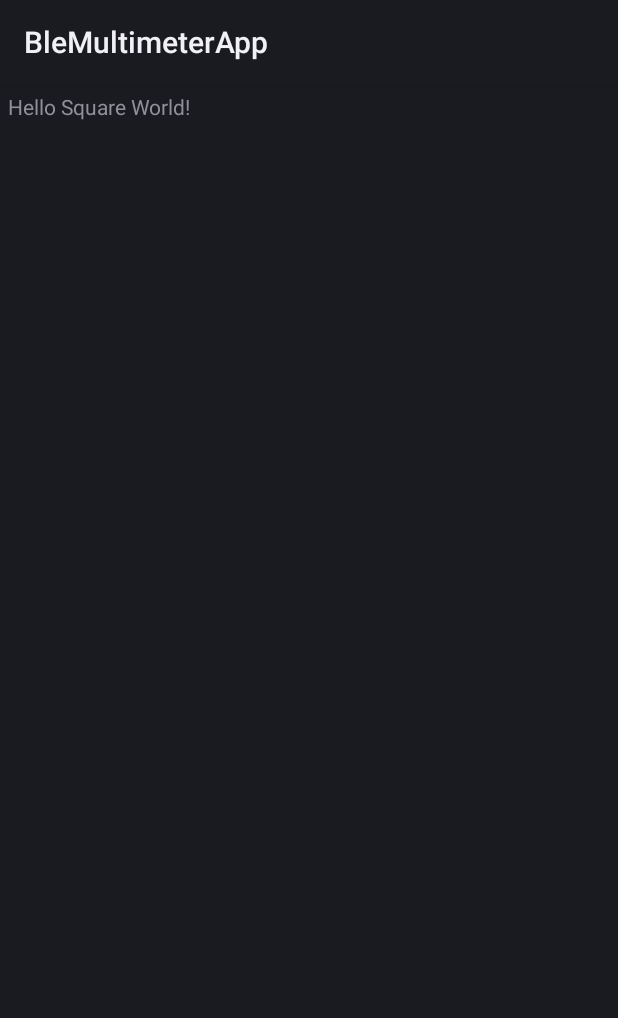
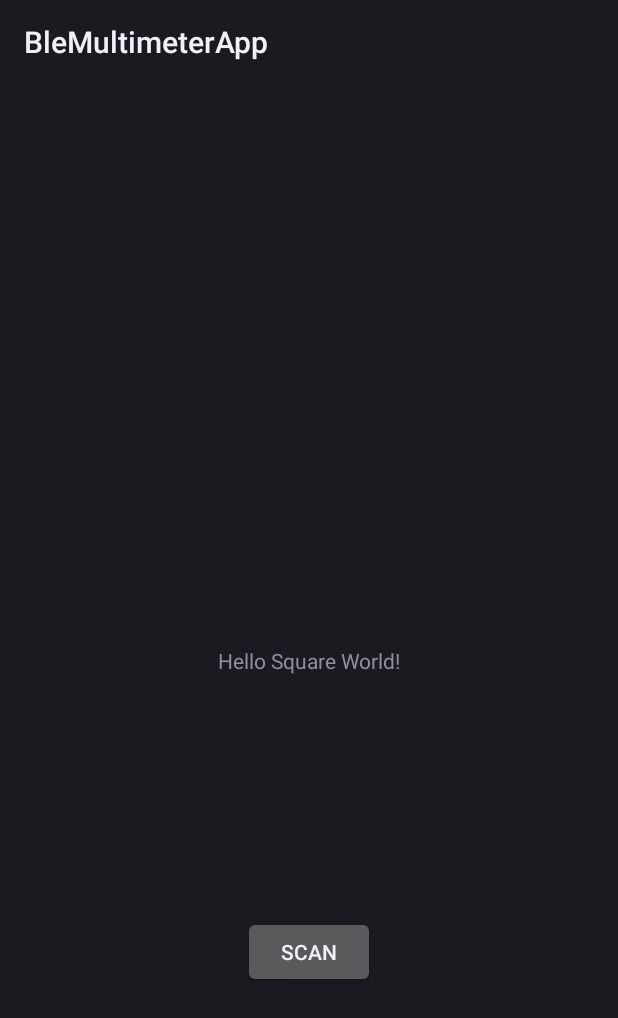
Before and after one commit to ducky64/BleMultimeterApp, an Android app: the screen it shows after launch (MainActivity), on a phone screen of 412 x 824 dp. Shown: the top 1018 px of the screen. Run offline under Robolectric (Android 15) with nearby library versions, the phone set to English and light mode, and no system bars; plain views replace BoxInsetLayout.

Commit message:
BLE skeleton

```diff
--- a/app/src/main/java/com/example/blemultimeterapp/MainActivity.java
+++ b/app/src/main/java/com/example/blemultimeterapp/MainActivity.java
@@ -1,15 +1,36 @@
 package com.example.blemultimeterapp;
 
+import android.Manifest;
 import android.app.Activity;
+import android.bluetooth.BluetoothAdapter;
+import android.bluetooth.BluetoothManager;
+import android.content.Context;
+import android.content.Intent;
+import android.content.pm.PackageManager;
+import android.os.Build;
 import android.os.Bundle;
+import android.view.View;
+import android.widget.Button;
 import android.widget.TextView;
+import android.widget.Toast;
+
+import androidx.annotation.RequiresApi;
+import androidx.core.app.ActivityCompat;
 
 import com.example.blemultimeterapp.databinding.ActivityMainBinding;
+import com.google.android.material.snackbar.Snackbar;
 
+// from this tutorial: https://punchthrough.com/android-ble-guide/
 public class MainActivity extends Activity {
 
     private TextView mTextView;
+    private Button mScanButton;
     private ActivityMainBinding binding;
+
+    private final static int kEnableBluetoothRequestCode = 1;
+    private final static int kPermissionBluetoothRequestCode = 2;
+    private final static int kPermissionLocationRequestCode = 3;
+    private BluetoothAdapter bluetoothAdapter = null;
 
     @Override
     protected void onCreate(Bundle savedInstanceState) {
@@ -19,5 +40,59 @@ public class MainActivity extends Activity {
         setContentView(binding.getRoot());
 
         mTextView = binding.text;
+        mScanButton = binding.scanButton;
+        mScanButton.setOnClickListener(view -> startBleScan());
+    }
+
+    @Override
+    protected void onResume() {
+        super.onResume();
+        if (bluetoothAdapter == null) {
+            bluetoothAdapter = ((BluetoothManager) getSystemService(Context.BLUETOOTH_SERVICE)).getAdapter();
+        }
+        startup();
+    }
+
+    protected void startup() {
+        if (!bluetoothAdapter.isEnabled()) {
+            Intent enableBtIntent = new Intent((BluetoothAdapter.ACTION_REQUEST_ENABLE));
+            if (Build.VERSION.SDK_INT >= Build.VERSION_CODES.S &&
+                    ActivityCompat.checkSelfPermission(this, Manifest.permission.BLUETOOTH_CONNECT) != PackageManager.PERMISSION_GRANTED) {
+                Toast.makeText(this.getApplicationContext(), "Bluetooth permissions required", Toast.LENGTH_SHORT)
+                        .show();
+                ActivityCompat.requestPermissions(this, new String[]{Manifest.permission.BLUETOOTH_CONNECT}, kPermissionBluetoothRequestCode);
+                return;
+            }
+            startActivityForResult(enableBtIntent, kEnableBluetoothRequestCode);
+        }
+    }
+
+    @Override
+    public void onRequestPermissionsResult(int requestCode, String[] permissions, int[] grantResults) {
+        super.onRequestPermissionsResult(requestCode, permissions, grantResults);
+        if (requestCode == kPermissionBluetoothRequestCode) {
+            startup();
+        }
+    }
+
+    @Override
+    protected void onActivityResult(int requestCode, int resultCode, Intent data) {
+        super.onActivityResult(requestCode, resultCode, data);
+        if (requestCode == kEnableBluetoothRequestCode) {
+            startup();
+        } else if (requestCode == kPermissionLocationRequestCode) {
+            startBleScan();
+        }
+    }
+
+    protected void startBleScan() {
+        if (ActivityCompat.checkSelfPermission(this, Manifest.permission.ACCESS_FINE_LOCATION) != PackageManager.PERMISSION_GRANTED) {
+            Toast.makeText(this.getApplicationContext(), "Location permission required for BLE scan", Toast.LENGTH_SHORT)
+                    .show();
+            ActivityCompat.requestPermissions(this, new String[]{Manifest.permission.ACCESS_FINE_LOCATION}, kPermissionLocationRequestCode);
+            return;
+        }
+        Toast.makeText(this.getApplicationContext(), "Starting BLE Scan", Toast.LENGTH_SHORT)
+                .show();
     }
 }
--- a/app/src/main/res/layout/activity_main.xml
+++ b/app/src/main/res/layout/activity_main.xml
@@ -8,17 +8,39 @@
     tools:context=".MainActivity"
     tools:deviceIds="wear">
 
-    <FrameLayout
+    <androidx.constraintlayout.widget.ConstraintLayout
+        android:id="@+id/frameLayout"
         android:layout_width="match_parent"
         android:layout_height="match_parent"
         android:padding="@dimen/inner_frame_layout_padding"
-        app:layout_boxedEdges="all">
+        app:layout_boxedEdges="all"
+        tools:layout_editor_absoluteX="33dp"
+        tools:layout_editor_absoluteY="33dp">
+
+        <Button
+            android:id="@+id/scanButton"
+            android:layout_width="wrap_content"
+            android:layout_height="wrap_content"
+            android:text="Scan"
+            app:layout_constraintBottom_toBottomOf="parent"
+            app:layout_constraintEnd_toEndOf="parent"
+            app:layout_constraintStart_toStartOf="parent"
+            app:layout_constraintTop_toBottomOf="@+id/text"
+            tools:layout_conversion_absoluteHeight="48dp"
+            tools:layout_conversion_absoluteWidth="88dp" />
 
         <TextView
             android:id="@+id/text"
             android:layout_width="wrap_content"
             android:layout_height="wrap_content"
-            android:text="@string/hello_world" />
+            android:text="@string/hello_world"
+            app:layout_constraintBottom_toBottomOf="parent"
+            app:layout_constraintEnd_toEndOf="parent"
+            app:layout_constraintStart_toStartOf="parent"
+            app:layout_constraintTop_toTopOf="parent"
+            tools:layout_conversion_absoluteHeight="19dp"
+            tools:layout_conversion_absoluteWidth="119dp" />
 
-    </FrameLayout>
+    </androidx.constraintlayout.widget.ConstraintLayout>
+
 </androidx.wear.widget.BoxInsetLayout>
```
Also changed, not shown: app/src/main/AndroidManifest.xml (+7 -0 lines).
